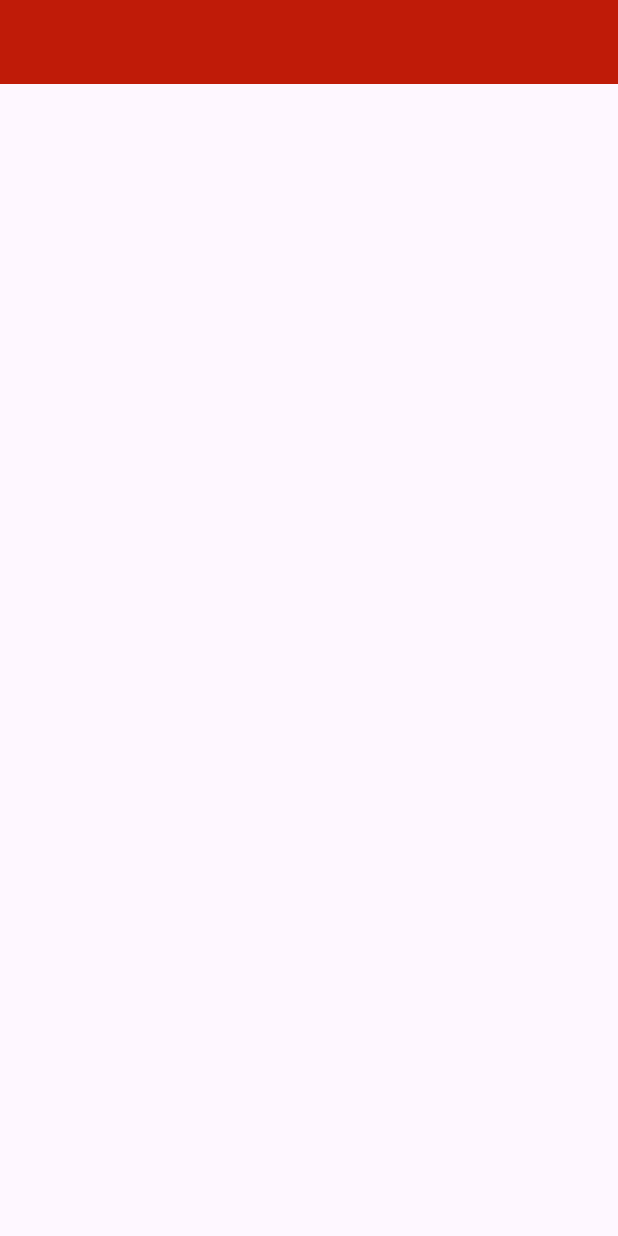
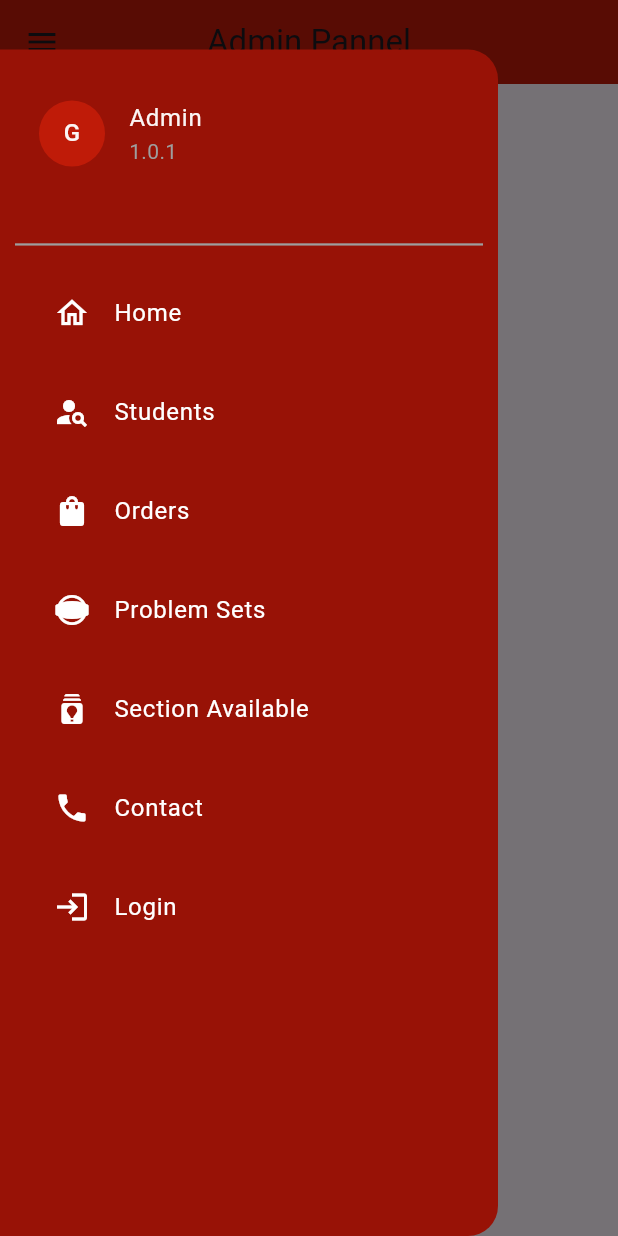
Before and after one commit to shamim36/brain_box, a Flutter app: the screen it shows after launch, with the side drawer open (before the commit the screen has no drawer), on a phone screen of 412 x 824 dp. Run offline on Flutter 3.47's test engine with Material 3 defaults, Android fonts, the phone set to English and light mode, and no system bars; our stand-ins replace firebase_auth, firebase_core, flutter_easyloading, get; accounts and stored records are empty.

Commit message:
all students screen created

```diff
--- /dev/null
+++ b/lib/screens/all-students-screen.dart
@@ -0,0 +1,18 @@
+import 'package:brain_box_ide/utils/app-constant.dart';
+import 'package:flutter/material.dart';
+
+class AllStudentsScreen extends StatelessWidget {
+  const AllStudentsScreen({super.key});
+
+  @override
+  Widget build(BuildContext context) {
+    return Scaffold(
+      appBar: AppBar(
+        title: Text("Students"),
+        backgroundColor: AppConstant.appMainColor,
+      ),
+
+      body: ,
+    );
+  }
+}
--- a/lib/screens/main-screen.dart
+++ b/lib/screens/main-screen.dart
@@ -1,4 +1,5 @@
 import 'package:brain_box_ide/utils/app-constant.dart';
+import 'package:brain_box_ide/widgets/drawer-widget.dart';
 import 'package:flutter/material.dart';
 
 class MainScreen extends StatelessWidget {
@@ -10,8 +11,12 @@ class MainScreen extends StatelessWidget {
     return Scaffold(
        appBar: AppBar(
         backgroundColor: AppConstant.appMainColor,
+        title: const Text("Admin Pannel"),
+        centerTitle: true,
 
        ),
+
+       drawer: DrawerWidget(),
     );
   }
 
--- a/lib/widgets/drawer-widget.dart
+++ b/lib/widgets/drawer-widget.dart
@@ -0,0 +1,290 @@
+import 'package:firebase_auth/firebase_auth.dart';
+import 'package:flutter/material.dart';
+import 'package:get/get.dart';
+
+
+
+import '../screens/all-students-screen.dart';
+import '../screens/main-screen.dart';
+import '../utils/app-constant.dart';
+
+
+class DrawerWidget extends StatefulWidget {
+  const DrawerWidget({
+    super.key,
+  });
+
+  @override
+  State<DrawerWidget> createState() => _DrawerWidgetState();
+}
+
+class _DrawerWidgetState extends State<DrawerWidget> {
+  User? user = FirebaseAuth.instance.currentUser;
+  // final GoogleSignIn _googleSignIn = GoogleSignIn();
+  // final GoogleSignInController googleSignInController =
+  //     Get.put(GoogleSignInController());
+
+  String userName = 'User';
+  String firstLetter = 'U';
+
+  // Future<dynamic> getUserData() async {
+  //   if (user != null) {
+  //     final DocumentSnapshot snapshot = await FirebaseFirestore.instance
+  //         .collection('users')
+  //         .doc(user!.uid.toString())
+  //         .get();
+
+  //     UserModel userModel =
+  //         UserModel.fromJson(snapshot.data() as Map<String, dynamic>);
+  //     userName = userModel.username;
+  //     firstLetter = userModel.username[0];
+  //     setState(() {});
+
+  //     print(userName);
+  //   } else {}
+  // }
+
+  @override
+  void initState() {
+    super.initState();
+
+    // if (user != null) {
+    //   getUserData();
+    // }
+  }
+
+  @override
+  Widget build(BuildContext context) {
+    return Padding(
+      padding: EdgeInsets.only(top: Get.height / 25),
+      child: Drawer(
+        shape: RoundedRectangleBorder(
+            borderRadius: BorderRadius.only(
+          topRight: Radius.circular(20.0),
+          bottomRight: Radius.circular(20.0),
+        )),
+        child: Wrap(
+          runSpacing: 10,
+          children: [
+            user != null
+                ? Padding(
+                    padding: const EdgeInsets.symmetric(
+                        horizontal: 10.0, vertical: 20.0),
+                    child: ListTile(
+                      titleAlignment: ListTileTitleAlignment.center,
+                      title: Text(
+                        userName.toString(),
+                        style: TextStyle(color: AppConstant.appTextColor),
+                      ),
+                      subtitle: Text(
+                        AppConstant.appVersion,
+                        style: TextStyle(color: Colors.grey),
+                      ),
+                      leading: CircleAvatar(
+                        radius: 22.0,
+                        backgroundColor: AppConstant.appMainColor,
+                        child: Text(
+                          firstLetter,
+                          style: TextStyle(color: AppConstant.appTextColor),
+                        ),
+                      ),
+                    ),
+                  )
+                : Padding(
+                    padding: const EdgeInsets.symmetric(
+                        horizontal: 10.0, vertical: 20.0),
+                    child: ListTile(
+                      titleAlignment: ListTileTitleAlignment.center,
+                      title: Text(
+                        "Admin",
+                        style: TextStyle(color: AppConstant.appTextColor),
+                      ),
+                      subtitle: Text(
+                        AppConstant.appVersion,
+                        style: TextStyle(color: Colors.grey),
+                      ),
+                      leading: CircleAvatar(
+                        radius: 22.0,
+                        backgroundColor: AppConstant.appMainColor,
+                        child: Text(
+                          "G",
+                          style: TextStyle(color: AppConstant.appTextColor),
+                        ),
+                      ),
+                    ),
+                  ),
+            Divider(
+              indent: 10.0,
+              endIndent: 10.0,
+              thickness: 1.5,
+              color: Colors.grey,
+            ),
+            Padding(
+              padding: const EdgeInsets.symmetric(horizontal: 20.0),
+              child: ListTile(
+                onTap: () {
+                  Get.offAll(() => MainScreen());
+                },
+                title: Text(
+                  'Home',
+                  style: TextStyle(color: Colors.white),
+                ),
+                leading: Icon(
+                  Icons.home_outlined,
+                  color: Colors.white,
+                ),
+              ),
+            ),
+            Padding(
+              padding: const EdgeInsets.symmetric(horizontal: 20.0),
+              child: ListTile(
+                onTap: () {
+                  Get.to(() => AllStudentsScreen());
+                },
+                title: Text(
+                  'Students',
+                  style: TextStyle(color: Colors.white),
+                ),
+                leading: Icon(
+                  Icons.person_search,
+                  color: Colors.white,
+                ),
+              ),
+            ),
+            Padding(
+              padding: const EdgeInsets.symmetric(horizontal: 20.0),
+              child: ListTile(
+                onTap: () {
+                  // Get.to(() => AllOrdersScreen());
+                },
+                title: Text(
+                  'Orders',
+                  style: TextStyle(color: Colors.white),
+                ),
+                leading: Icon(
+                  Icons.shopping_bag,
+                  color: Colors.white,
+                ),
+              ),
+            ),
+            Padding(
+              padding: const EdgeInsets.symmetric(horizontal: 20.0),
+              child: ListTile(
+                onTap: () {
+                  // Get.back();
+                  // Get.to(() => AllProductsScreen());
+                },
+                title: Text(
+                  'Problem Sets',
+                  style: TextStyle(color: Colors.white),
+                ),
+                leading: Icon(
+                  Icons.panorama_photosphere_select,
+                  color: Colors.white,
+                ),
+              ),
+            ),
+            Padding(
+              padding: const EdgeInsets.symmetric(horizontal: 20.0),
+              child: ListTile(
+                titleAlignment: ListTileTitleAlignment.center,
+                onTap: () async {
+                  // Get.back();
+
+                  // Get.to(() => AllCategoriesScreen());
+                },
+                title: Text(
+                  'Section Available',
+                  style: TextStyle(color: Colors.white),
+                ),
+                leading: Icon(
+                  Icons.batch_prediction,
+                  color: Colors.white,
+                ),
+              ),
+            ),
+            if (user != null)
+              Padding(
+                padding: const EdgeInsets.symmetric(horizontal: 20.0),
+                child: ListTile(
+                  titleAlignment: ListTileTitleAlignment.center,
+                  onTap: () {
+                    // Get.back();
+                    // Get.to(() => CustomerReviews());
+                  },
+                  title: Text(
+                    'Customer Reviews',
+                    style: TextStyle(color: Colors.white),
+                  ),
+                  leading: Icon(
+                    Icons.reviews_rounded,
+                    color: Colors.white,
+                  ),
+                ),
+              ),
+            Padding(
+              padding: const EdgeInsets.symmetric(horizontal: 20.0),
+              child: ListTile(
+                onTap: () {
+                  // Get.to(() => ContactScreen());
+                },
+                title: Text(
+                  'Contact',
+                  style: TextStyle(color: Colors.white),
+                ),
+                leading: Icon(
+                  Icons.phone,
+                  color: Colors.white,
+                ),
+              ),
+            ),
+            Padding(
+              padding: const EdgeInsets.symmetric(horizontal: 20.0),
+              child: ListTile(
+                onTap: () async {
+                  // if (user != null) {
+                  //   EasyLoading.show();
+                  //   await FirebaseAuth.instance.signOut();
+                  //   await _googleSignIn.signOut();
+                  //   Get.offAll(() => MainScreen());
+                  //   EasyLoading.dismiss();
+                  // } else {
+                  //   Get.back();
+                  //   await googleSignInController.signInWithGoogle();
+                  // }
+                },
+                title: Text(
+                  user != null ? 'Logout' : 'Login',
+                  style: TextStyle(color: Colors.white),
+                ),
+                leading: Icon(
+                  user != null ? Icons.logout : Icons.login,
+                  color: Colors.white,
+                ),
+              ),
+            )
+          ],
+        ),
+        width: Get.width - 80.0,
+        backgroundColor: AppConstant.appScendoryColor,
+        // backgroundColor: Colors.grey.shade900,
+      ),
+    );
+  }
+
+  // send whatsapp message
+  // static Future<void> sendMessage() async {
+  //   final phoneNumber = AppConstant.whatsAppNumber;
+  //   final message =
+  //       "Hello *${AppConstant.appMainName}*"; // Replace with your message
+
+  //   final url =
+  //       'https://wa.me/$phoneNumber?text=${Uri.encodeComponent(message)}';
+
+  //   if (await canLaunch(url)) {
+  //     await launch(url);
+  //   } else {
+  //     throw 'Could not launch $url';
+  //   }
+  // }
+}
```
